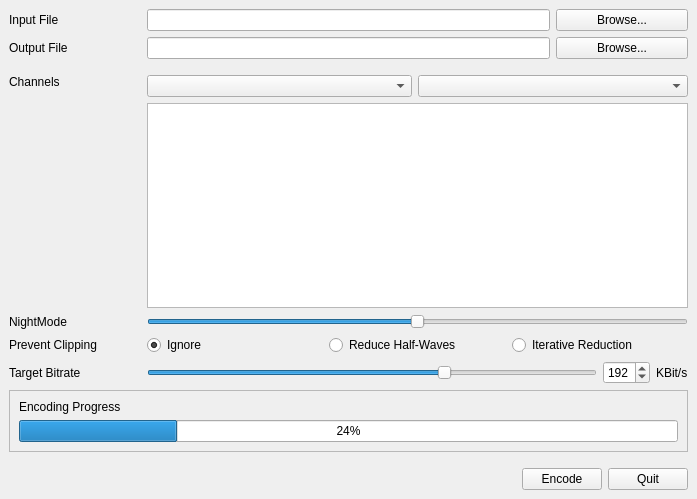
Old version of the form Nuclex.OpusTranscoder.Native/UserInterface/MainWindow.ui in the repository nuclex-video-tools/Nuclex.OpusTranscoder.Native.
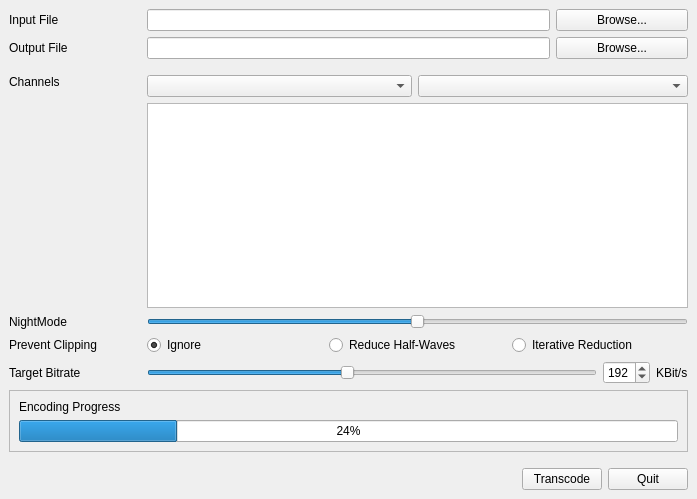
New version of the form.

Commit message: Added tooltips to the window; wired up several of the widgets to actually do something

```diff
--- a/Nuclex.OpusTranscoder.Native/UserInterface/MainWindow.ui
+++ b/Nuclex.OpusTranscoder.Native/UserInterface/MainWindow.ui
@@ -112,7 +112,7 @@
          <number>64</number>
         </property>
         <property name="maximum">
-         <number>256</number>
+         <number>352</number>
         </property>
         <property name="singleStep">
          <number>4</number>
@@ -268,7 +268,7 @@
       <item>
        <widget class="QPushButton" name="encodeOrCancelButton">
         <property name="text">
-         <string>Encode</string>
+         <string>Transcode</string>
         </property>
        </widget>
       </item>
```
Left out of the diff: 86 changed lines with no effect on the pictures. The commit also changes 7 other files.
